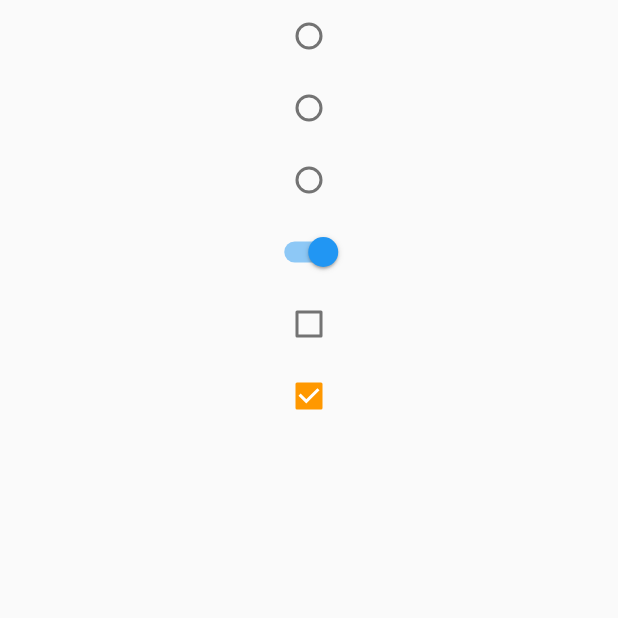
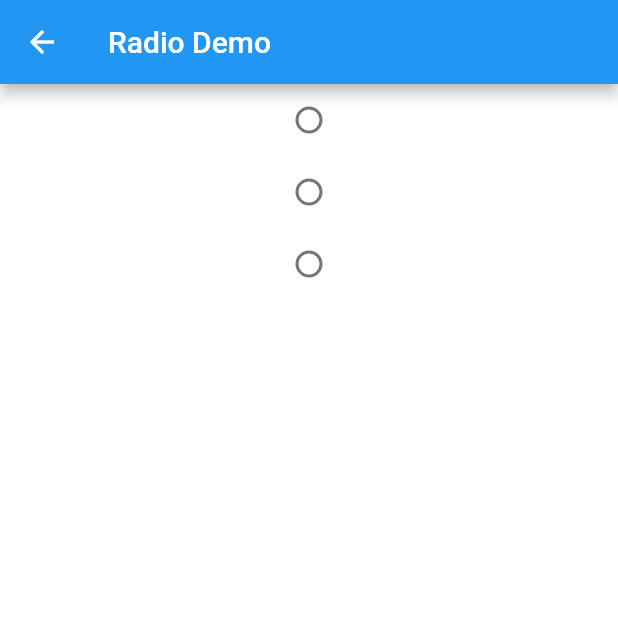
Before and after one commit to TestEngineerFish/material, a Flutter app: the RadioDemo screen opened directly, on a phone screen of 412 x 824 dp, the top half of it. Run offline on Flutter 3.47's test engine with Material 2 defaults, Android fonts, the phone set to English and light mode, and no system bars.

Commit message:
拆分组建； 添加路由；

```diff
--- a/lib/Demo/radioDemo.dart
+++ b/lib/Demo/radioDemo.dart
@@ -6,55 +6,51 @@ class RadioDemo extends StatefulWidget {
 }
 
 class _RadioDemo extends State<RadioDemo> {
-
-  bool _switchSelected = true;
-  bool _checkboxSelected0 = false;
-  bool _checkboxSelected1 = true;
   onChange(value) {
-    this.setState((){
+    this.setState(() {
       groupValue = value;
     });
   }
+
   int groupValue = 0;
 
   @override
   Widget build(BuildContext context) {
     final Column column = Column(
       children: <Widget>[
-        Radio(value: 1, groupValue: groupValue, activeColor: Colors.orange, onChanged: (T) {
-          onChange(T);
-        }),
-        Radio(value: 2, groupValue: groupValue, onChanged: (T) {
-          onChange(T);
-        }),
-        Radio(value: 3, groupValue: groupValue, activeColor: Colors.red, onChanged: (T) {
-          onChange(T);
-        }),
-        Switch(
-            value: _switchSelected,
-            onChanged: (value) {
-              setState(() {
-                print("Switch: $_switchSelected");
-                _switchSelected = value;
-              });
+        Radio(
+            value: 1,
+            groupValue: groupValue,
+            activeColor: Colors.orange,
+            onChanged: (T) {
+              onChange(T);
             }),
-        Checkbox(
-            value: _checkboxSelected0,
-            activeColor: Colors.orange,
-            onChanged: (value) {
-              setState(() {
-                print("Checkbox: $value");
-                _checkboxSelected0 = value;
-              });
+        Radio(
+            value: 2,
+            groupValue: groupValue,
+            onChanged: (T) {
+              onChange(T);
             }),
-        Checkbox(value: _checkboxSelected1, activeColor: Colors.orange, onChanged: (value) {
-          setState(() {
-            _checkboxSelected1 = value;
-          });
-        })
+        Radio(
+            value: 3,
+            groupValue: groupValue,
+            activeColor: Colors.red,
+            onChanged: (T) {
+              onChange(T);
+            }),
       ],
     );
 
-    return Center(child: column,);
+    return Scaffold(
+      appBar: AppBar(
+        title: Text("Radio Demo"),
+      ),
+      body: Container(
+        color: Colors.white,
+        child: Column(
+          children: <Widget>[Center(child: column)],
+        ),
+      ),
+    );
   }
 }
```
Also changed, not shown: lib/Demo/checkboxDemo.dart (added, +44 -0 lines), lib/Demo/switchDemo.dart (added, +35 -0 lines), lib/Demo/textDemo.dart (+77 -48 lines), lib/Demo/textFieldDemo.dart (+8 -3 lines), lib/WidgetCustomItem.dart (+50 -4 lines), lib/routers/router.dart (+4 -4 lines).
